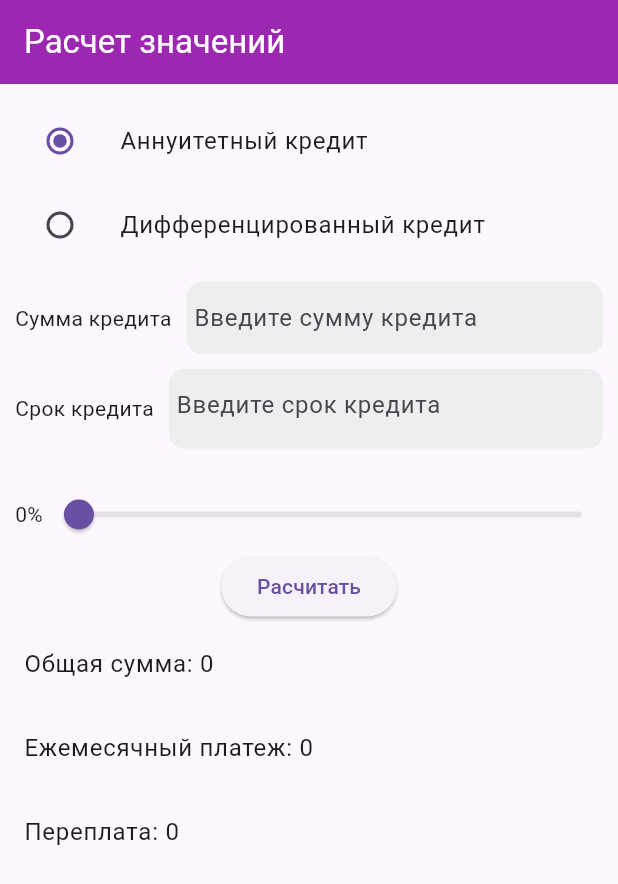
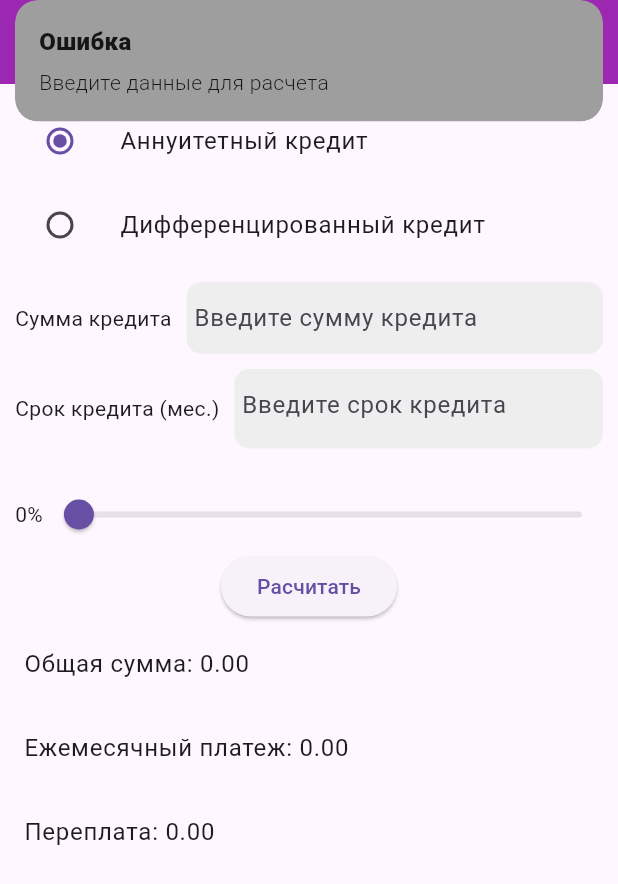
Before and after one commit to HamatovAzamat/finstar_test, a Flutter app: the screen it shows after launch, after a tap on "Расчитать", on a phone screen of 412 x 824 dp. Shown: the top 884 px of the screen. Run offline on Flutter 3.47's test engine with Material 2 defaults, Android fonts, the phone set to English and light mode, and no system bars; our stand-ins replace get.

Commit message:
added error handling + differentiated credit type credit

```diff
--- a/lib/controllers/annuity_credit_controller.dart
+++ b/lib/controllers/annuity_credit_controller.dart
@@ -1,5 +1,6 @@
 import 'dart:math';
 
+import 'package:finstar_test/helpers/handle_errors_helper.dart';
 import 'package:finstar_test/helpers/interest_rate_helper.dart';
 import 'package:finstar_test/helpers/result_values_helper.dart';
 import 'package:finstar_test/helpers/text_edditing_helper.dart';
@@ -10,7 +11,7 @@ class AnnuityCreditController extends GetxController {
 
   void calc() {
     print('AnnuityCreditController calc');
-    //TODO: checkErrors();
+    if (hasErrors) return;
     var amount = double.parse(loanAmountController.text);
     var months = double.parse(loanTermController.text);
     var interest = interestRate.value.toDouble() / 12 / 100;
@@ -21,4 +22,8 @@ class AnnuityCreditController extends GetxController {
     totalPaymentResult.value = monthlyPaymentResult.value * months;
     overpayResult.value = totalPaymentResult.value - amount;
   }
+
+
+
+
 }
--- a/lib/controllers/differentiated_credit_controller.dart
+++ b/lib/controllers/differentiated_credit_controller.dart
@@ -1,3 +1,7 @@
+import 'package:finstar_test/helpers/handle_errors_helper.dart';
+import 'package:finstar_test/helpers/interest_rate_helper.dart';
+import 'package:finstar_test/helpers/result_values_helper.dart';
+import 'package:finstar_test/helpers/text_edditing_helper.dart';
 import 'package:get/get.dart';
 
 class DifferentiatedCreditController extends GetxController{
@@ -6,6 +10,13 @@ class DifferentiatedCreditController extends GetxController{
 
   void calc(){
     print('DifferentiatedCreditController calc');
+    if (hasErrors) return;
+    var amount = double.parse(loanAmountController.text);
+    var months = double.parse(loanTermController.text);
+    var interest = interestRate.value.toDouble() / 12 / 100;
+    monthlyPaymentResult.value = amount / months * (1 + interest) ;
+    totalPaymentResult.value = monthlyPaymentResult.value * months;
+    overpayResult.value = totalPaymentResult.value - amount;
 
   }
 
--- /dev/null
+++ b/lib/helpers/handle_errors_helper.dart
@@ -0,0 +1,28 @@
+import 'package:finstar_test/helpers/interest_rate_helper.dart';
+import 'package:finstar_test/helpers/text_edditing_helper.dart';
+import 'package:flutter/material.dart';
+import 'package:get/get.dart';
+
+bool get hasErrors {
+
+  if (loanTermController.text.isEmpty || loanAmountController.text.isEmpty) {
+    _showSnackBar('Введите данные для расчета');
+    return true;
+  }
+  if (loanTermController.text.contains('-') ) {
+    _showSnackBar('Срок кредита не может быть отрицательным');
+    return true;
+  }
+  if (loanAmountController.text.contains('-') ) {
+    _showSnackBar('Срок кредита не может быть отрицательным');
+    return true;
+  }
+  if (interestRate.value == 0){
+    _showSnackBar('Процентная ставка не может равняться 0');
+    return true;
+  }
+
+  return false;
+}
+
+_showSnackBar(String message) => Get.snackbar('Ошибка', message,backgroundColor: Colors.grey);
--- a/lib/helpers/text_edditing_helper.dart
+++ b/lib/helpers/text_edditing_helper.dart
@@ -2,3 +2,6 @@ import 'package:flutter/material.dart';
 
 final loanAmountController = TextEditingController();
 final loanTermController = TextEditingController();
+
+double get loanAmount => double.parse(loanAmountController.text);
+double get loanTerm => double.parse(loanTermController.text);
--- a/lib/presentation/widgets/loan_term_widget.dart
+++ b/lib/presentation/widgets/loan_term_widget.dart
@@ -12,7 +12,7 @@ class LoanTermWidget extends StatelessWidget {
       children: [
         Padding(
           padding: EdgeInsets.only(left: 10),
-          child: Text('Срок кредита'),
+          child: Text('Срок кредита (мес.)'),
         ),
         Expanded(
           //flex: 1,
--- a/lib/presentation/widgets/results_widget.dart
+++ b/lib/presentation/widgets/results_widget.dart
@@ -11,14 +11,14 @@ class ResultsWidget extends StatelessWidget {
       () => Column(
         children: [
           ListTile(
-            title: Text('Общая сумма: ${totalPaymentResult.value.round()}'),
+            title: Text('Общая сумма: ${totalPaymentResult.value.toStringAsFixed(2)}'),
           ),
           ListTile(
             title: Text(
-                'Ежемесячный платеж: ${monthlyPaymentResult.value.round()}'),
+                'Ежемесячный платеж: ${monthlyPaymentResult.value.toStringAsFixed(2)}'),
           ),
           ListTile(
-            title: Text('Переплата: ${overpayResult.value.round()}'),
+            title: Text('Переплата: ${overpayResult.value.toStringAsFixed(2)}'),
           ),
         ],
       ),
```
